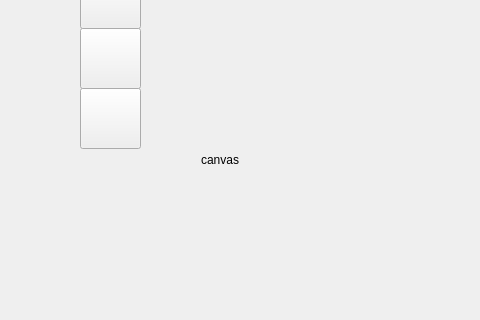
Old version of the form SpriteEditor/spriteview.ui in the repository bestcreator01/sprite-editor; both pictures show x 0 to 480 and y 192 to 512 of the 1061 by 809 pixel window.
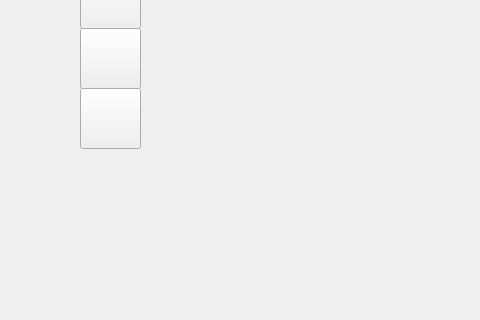
New version of the form.

Commit message: Fixed pixel canvas errors.

```diff
--- a/SpriteEditor/spriteview.ui
+++ b/SpriteEditor/spriteview.ui
@@ -24,7 +24,7 @@
      </rect>
     </property>
     <property name="text">
-     <string>canvas</string>
+     <string/>
     </property>
    </widget>
    <widget class="QPushButton" name="penButton">
```
The commit also changes 1 other file.
